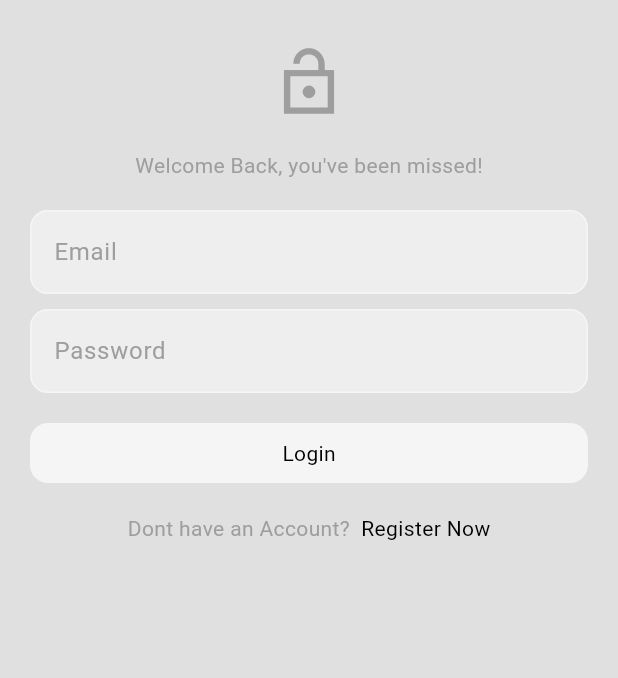
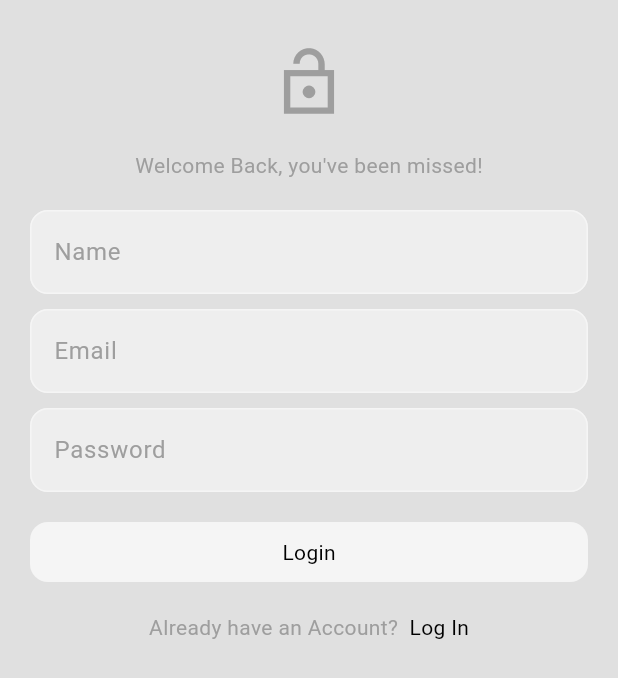
Before and after one commit to kamrankhan67/socializer, a Flutter app: the screen it shows after launch, on a phone screen of 412 x 824 dp. Shown: the top 678 px of the screen. Run offline on Flutter 3.47's test engine with Material 3 defaults, Android fonts, the phone set to English and light mode, and no system bars; our stand-ins replace firebase_auth, firebase_core, flutter_bloc; accounts and stored records are empty.

Commit message:
second commit

```diff
--- /dev/null
+++ b/lib/features/auth/presentation/pages/signup_page.dart
@@ -0,0 +1,70 @@
+import 'package:flutter/material.dart';
+import 'package:socializer/features/auth/presentation/components/my_button.dart';
+import 'package:socializer/features/auth/presentation/components/my_textfield.dart';
+
+class SignupPage extends StatefulWidget {
+  const SignupPage({super.key});
+
+  @override
+  State<SignupPage> createState() => _SignupPageState();
+}
+
+class _SignupPageState extends State<SignupPage> {
+  @override
+  Widget build(BuildContext context) {
+    TextEditingController emailController = TextEditingController();
+    TextEditingController passwordController = TextEditingController();
+    TextEditingController nameController = TextEditingController();
+    return Scaffold(
+      body: Padding(
+        padding: const EdgeInsets.symmetric(horizontal: 20.0),
+        child: Column(
+          crossAxisAlignment: CrossAxisAlignment.center,
+
+          children: [
+            SizedBox(height: 30),
+            Icon(
+              Icons.lock_open_sharp,
+              size: 50,
+              color: Theme.of(context).primaryColor,
+            ),
+            SizedBox(height: 20),
+            Text(
+              "Welcome Back, you've been missed!",
+              style: TextStyle(color: Theme.of(context).primaryColor),
+            ),
+            SizedBox(height: 20),
+            MyTextfield(
+              controller: nameController,
+              hint: "Name",
+              obscure: false,
+            ),
+            SizedBox(height: 10),
+            MyTextfield(
+              controller: emailController,
+              hint: "Email",
+              obscure: false,
+            ),
+            SizedBox(height: 10,),
+            MyTextfield(
+              controller: passwordController,
+              hint: "Password",
+              obscure: true,
+            ),
+            SizedBox(height: 20,),
+            MyButton(text: "Login",),
+            SizedBox(height: 20,),
+            Row(
+              mainAxisAlignment: MainAxisAlignment.center,
+              children: [
+                Text("Already have an Account?  ",style: TextStyle(color: Theme.of(context).colorScheme.primary)),
+                GestureDetector(child: Text( "Log In",style: TextStyle(color: Colors.black)))
+              ],
+            )
+
+          ],
+        ),
+      ),
+    );
+  }
+}
--- a/lib/main.dart
+++ b/lib/main.dart
@@ -1,6 +1,7 @@
 import 'package:firebase_core/firebase_core.dart';
 import 'package:flutter/material.dart';
 import 'package:socializer/features/auth/presentation/pages/login_page.dart';
+import 'package:socializer/features/auth/presentation/pages/signup_page.dart';
 import 'package:socializer/features/theme/light_theme.dart';
 import 'package:socializer/firebase_options.dart';
 
@@ -17,7 +18,7 @@ class MyApp extends StatelessWidget {
     return MaterialApp(
       theme: lightTheme,
       debugShowCheckedModeBanner: false,
-      home: LoginPage(),
+      home: SignupPage(),
     );
   }
 }
```
